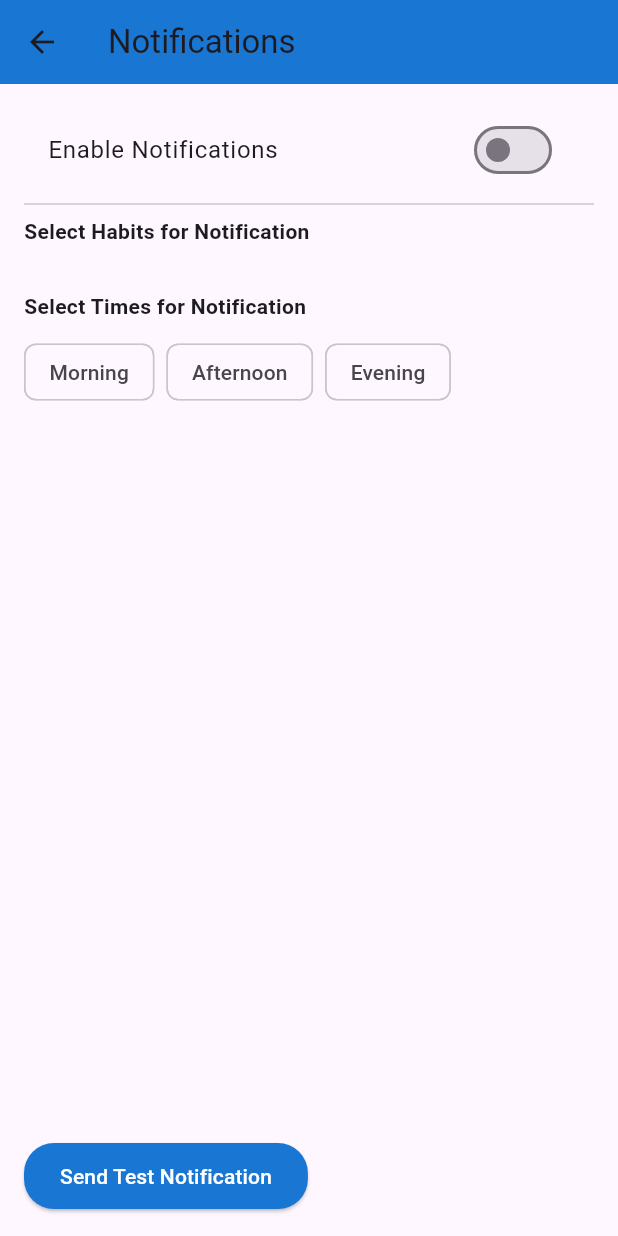
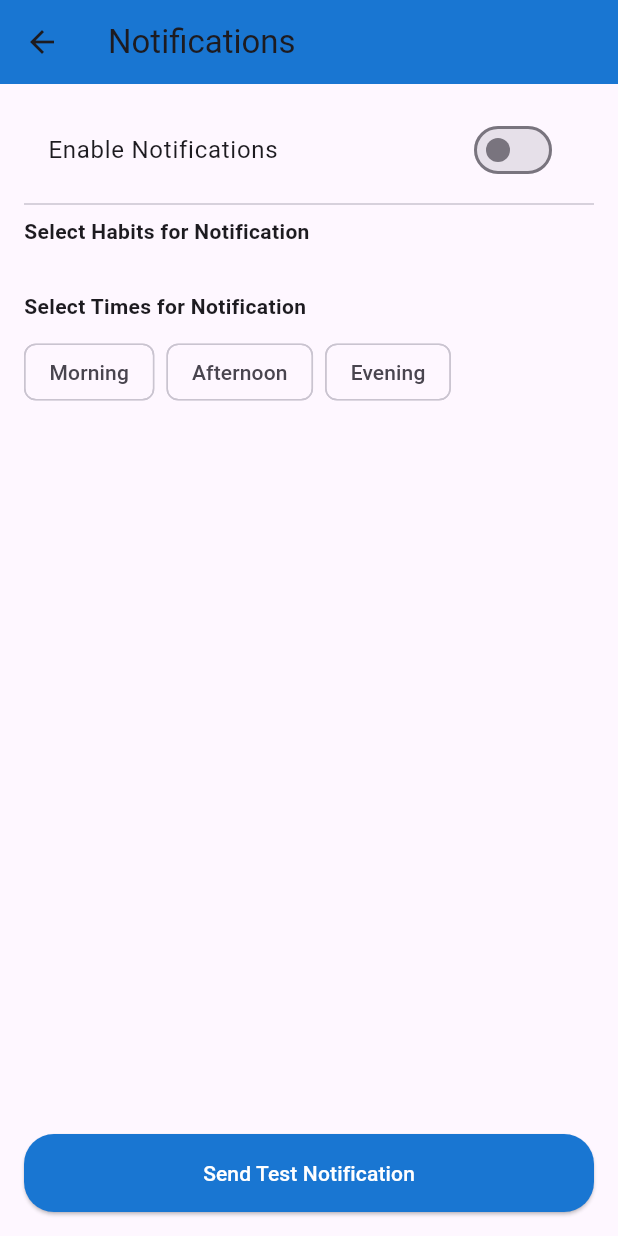
Before and after one commit to issactai0124/Mobile-App-Development-Capstone-Project, a Flutter app: the NotificationsScreen screen opened directly, after a tap on "Send Test Notification", on a phone screen of 412 x 824 dp. Run offline on Flutter 3.47's test engine with Material 3 defaults, Android fonts, the light colour scheme and no system bars; our stand-ins replace flutter_local_notifications, fluttertoast, shared_preferences; accounts and stored records are empty; network calls fail.

```diff
--- a/lib/login_screen.dart
+++ b/lib/login_screen.dart
@@ -6,8 +6,9 @@ import 'habit_tracker_screen.dart';
 import 'register_screen.dart';
 
 class LoginScreen extends StatefulWidget {
+  const LoginScreen({super.key});
   @override
-  _LoginScreenState createState() => _LoginScreenState();
+  State<LoginScreen> createState() => _LoginScreenState();
 }
 
 class _LoginScreenState extends State<LoginScreen> {
@@ -31,6 +32,7 @@ class _LoginScreenState extends State<LoginScreen> {
       await prefs.setDouble('age', 25);
       await prefs.setString('country', 'United States');
 
+      if (!mounted) return;
       Navigator.pushReplacement(
         context,
         MaterialPageRoute(
--- a/lib/notifications_screen.dart
+++ b/lib/notifications_screen.dart
@@ -1,5 +1,6 @@
 import 'dart:convert';
 
+import 'package:flutter/foundation.dart';
 import 'package:flutter/material.dart';
 import 'package:shared_preferences/shared_preferences.dart';
 import 'package:flutter_local_notifications/flutter_local_notifications.dart';
@@ -8,7 +9,7 @@ class NotificationsScreen extends StatefulWidget {
   const NotificationsScreen({super.key});
 
   @override
-  _NotificationsScreenState createState() => _NotificationsScreenState();
+  State<NotificationsScreen> createState() => _NotificationsScreenState();
 }
 
 class _NotificationsScreenState extends State<NotificationsScreen> {
@@ -27,37 +28,37 @@ class _NotificationsScreenState extends State<NotificationsScreen> {
   }
 
   Future<void> _initNotifications() async {
-    // Ensure you have an app icon (e.g., @mipmap/ic_launcher) configured in Android
+    try {
       const AndroidInitializationSettings initializationSettingsAndroid =
           AndroidInitializationSettings('@mipmap/ic_launcher');
 
-    final DarwinInitializationSettings initializationSettingsDarwin =
+      const DarwinInitializationSettings initializationSettingsDarwin =
           DarwinInitializationSettings(
             requestAlertPermission: true,
             requestBadgePermission: true,
             requestSoundPermission: true,
           );
 
-    final InitializationSettings initializationSettings =
+      const InitializationSettings initializationSettings =
           InitializationSettings(
             android: initializationSettingsAndroid,
             iOS: initializationSettingsDarwin,
           );
 
-    // FIX: initializationSettings is a positional argument, but the user IDE reports it requires a named parameter 'settings'.
-    // However, looking at the standard package, it IS positional.
-    // BUT the user's error message says: "The named parameter 'settings' is required".
-    // This implies the user has a version or custom wrapper where it IS named.
-    // I will try to use the named parameter 'settings' as the error suggests.
-    await flutterLocalNotificationsPlugin.initialize(
+      // We use 'settings' because the developer environment reported it as required.
+      final bool? initialized = await flutterLocalNotificationsPlugin
+          .initialize(
             settings: initializationSettings,
-      onDidReceiveNotificationResponse: (NotificationResponse response) {},
+            onDidReceiveNotificationResponse: (NotificationResponse response) {
+              debugPrint('Notification tapped: ${response.payload}');
+            },
           );
+
+      debugPrint('Notifications initialized: $initialized');
+    } catch (e) {
+      debugPrint('Error during notification initialization: $e');
     }
-  // WAIT. I cannot write comments inside the function call in the file.
-  // I will just write the code.
-  // Re-reading error: "The named parameter 'settings' is required".
-  // So I will use `settings: initializationSettings`.
+  }
 
   Future<void> _loadData() async {
     SharedPreferences prefs = await SharedPreferences.getInstance();
@@ -86,7 +87,25 @@ class _NotificationsScreenState extends State<NotificationsScreen> {
     return Color(int.parse('0x$hexColor'));
   }
 
+  Future<void> _requestPermissions() async {
+    if (kIsWeb) {
+      // For Web, requests are often handled via the browser's own UI when show() is called,
+      // but explicitly requesting implementation implementation helps if available.
+      debugPrint('Requesting web notification permissions...');
+    }
+
+    // For iOS/Android implementation specific:
+    await flutterLocalNotificationsPlugin
+        .resolvePlatformSpecificImplementation<
+          IOSFlutterLocalNotificationsPlugin
+        >()
+        ?.requestPermissions(alert: true, badge: true, sound: true);
+  }
+
   Future<void> _sendTestNotification() async {
+    try {
+      await _requestPermissions();
+
       const AndroidNotificationDetails androidNotificationDetails =
           AndroidNotificationDetails(
             'habit_tracker_channel',
@@ -96,13 +115,13 @@ class _NotificationsScreenState extends State<NotificationsScreen> {
             priority: Priority.high,
             showWhen: false,
           );
+
       const NotificationDetails notificationDetails = NotificationDetails(
         android: androidNotificationDetails,
         iOS: DarwinNotificationDetails(),
       );
 
-    // FIX: User error says "The named parameter 'id' is required... 0 positional expected, 4 found".
-    // So I MUST use named parameters for id, title, body, notificationDetails.
+      debugPrint('Attempting to show notification...');
       await flutterLocalNotificationsPlugin.show(
         id: 0,
         title: 'Habit Reminder',
@@ -110,6 +129,14 @@ class _NotificationsScreenState extends State<NotificationsScreen> {
         notificationDetails: notificationDetails,
         payload: 'test',
       );
+      debugPrint('Notification.show called');
+    } catch (e) {
+      debugPrint('Error showing notification: $e');
+      if (!mounted) return;
+      ScaffoldMessenger.of(
+        context,
+      ).showSnackBar(SnackBar(content: Text('Error: $e')));
+    }
   }
 
   @override
@@ -151,7 +178,7 @@ class _NotificationsScreenState extends State<NotificationsScreen> {
                   label: Text(habit),
                   labelStyle: TextStyle(color: color),
                   selected: selectedHabits.contains(habit),
-                  selectedColor: color.withOpacity(0.3),
+                  selectedColor: color.withValues(alpha: 0.3),
                   backgroundColor: Colors.white,
                   side: BorderSide(color: color, width: 2.0),
                   onSelected: (bool selected) {
@@ -194,22 +221,20 @@ class _NotificationsScreenState extends State<NotificationsScreen> {
               }).toList(),
             ),
             const Spacer(),
-            ElevatedButton(
-              onPressed: () {
-                _sendTestNotification();
-              },
+            SizedBox(
+              width: double.infinity,
+              child: ElevatedButton(
+                onPressed: _sendTestNotification,
                 style: ElevatedButton.styleFrom(
                   backgroundColor: Colors.blue.shade700,
                   foregroundColor: Colors.white,
                   shape: RoundedRectangleBorder(
                     borderRadius: BorderRadius.circular(20),
                   ),
-                padding: const EdgeInsets.symmetric(
-                  horizontal: 24,
-                  vertical: 12,
-                ),
+                  padding: const EdgeInsets.symmetric(vertical: 16),
                 ),
                 child: const Text('Send Test Notification'),
+              ),
             ),
           ],
         ),
--- a/lib/personal_info_screen.dart
+++ b/lib/personal_info_screen.dart
@@ -8,7 +8,7 @@ class PersonalInfoScreen extends StatefulWidget {
   const PersonalInfoScreen({super.key});
 
   @override
-  _PersonalInfoScreenState createState() => _PersonalInfoScreenState();
+  State<PersonalInfoScreen> createState() => _PersonalInfoScreenState();
 }
 
 class _PersonalInfoScreenState extends State<PersonalInfoScreen> {
@@ -76,6 +76,7 @@ class _PersonalInfoScreenState extends State<PersonalInfoScreen> {
     );
 
     // Pass back the updated name
+    if (!mounted) return;
     Navigator.pop(context, _nameController.text);
   }
 
--- a/lib/register_screen.dart
+++ b/lib/register_screen.dart
@@ -10,8 +10,9 @@ import 'habit_tracker_screen.dart';
 import 'login_screen.dart';
 
 class RegisterScreen extends StatefulWidget {
+  const RegisterScreen({super.key});
   @override
-  _RegisterScreenState createState() => _RegisterScreenState();
+  State<RegisterScreen> createState() => _RegisterScreenState();
 }
 
 class _RegisterScreenState extends State<RegisterScreen> {
@@ -106,7 +107,7 @@ class _RegisterScreenState extends State<RegisterScreen> {
     for (var habit in selectedHabits) {
       var randomColor =
           _habitColors[colorKeys[random.nextInt(colorKeys.length)]]!;
-      selectedHabitsMap[habit] = randomColor.value.toRadixString(16);
+      selectedHabitsMap[habit] = randomColor.toARGB32().toRadixString(16);
     }
 
     // Save user information and habits to shared preferences.
@@ -117,6 +118,7 @@ class _RegisterScreenState extends State<RegisterScreen> {
     await prefs.setString('selectedHabitsMap', jsonEncode(selectedHabitsMap));
     // await prefs.setStringList('selectedHabits', selectedHabits);
 
+    if (!mounted) return;
     Navigator.pushReplacement(
       context,
       MaterialPageRoute(
--- a/lib/reports_screen.dart
+++ b/lib/reports_screen.dart
@@ -8,7 +8,7 @@ class ReportsScreen extends StatefulWidget {
   const ReportsScreen({super.key});
 
   @override
-  _ReportsScreenState createState() => _ReportsScreenState();
+  State<ReportsScreen> createState() => _ReportsScreenState();
 }
 
 class _ReportsScreenState extends State<ReportsScreen> {
```
Also changed, not shown: lib/add_habit_screen.dart (+6 -6 lines), lib/habit_tracker_screen.dart (+6 -5 lines), lib/main.dart (+6 -2 lines). Lines whose indentation alone changed are shown as unchanged.
